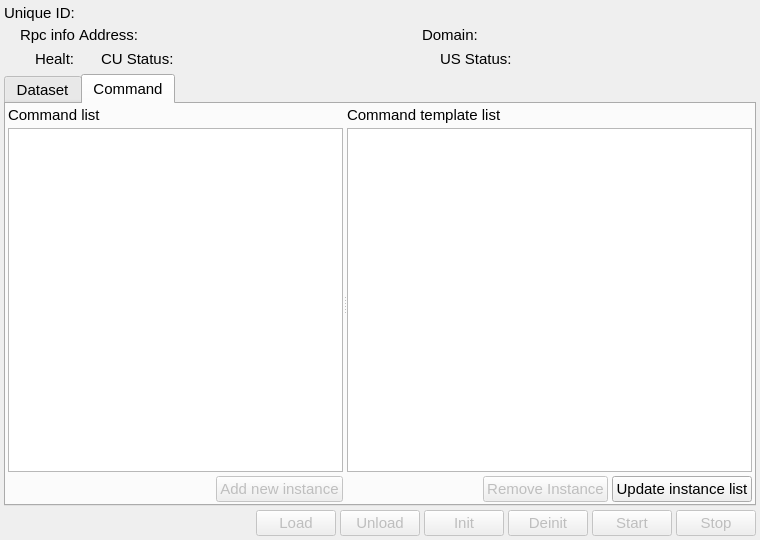
Before: the Qt Designer form ccs/node/control_unit/ControlUnitEditor.ui in bisegni/chaosframework, drawn with Qt 5.
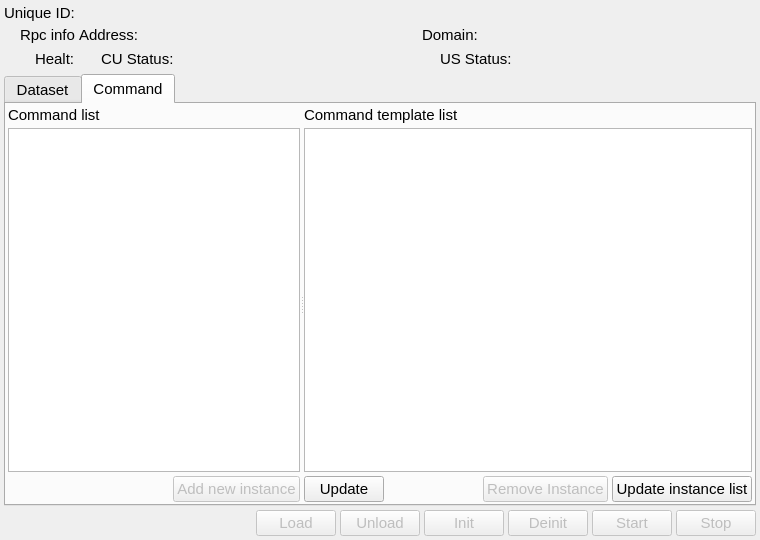
After: the same form once the commit is applied. The open tabs and pages were chosen to show the change. Custom widgets are drawn as their Qt base class.

Commit message: finalize the temaplte set api and implemented the search one, also the ccs as been adapted

Patch:
```diff
--- a/ccs/node/control_unit/ControlUnitEditor.ui
+++ b/ccs/node/control_unit/ControlUnitEditor.ui
@@ -599,6 +599,18 @@
              <property name="spacing">
               <number>4</number>
              </property>
+             <item>
+              <widget class="QPushButton" name="pushButtonUpdateTemaplteList">
+               <property name="font">
+                <font>
+                 <pointsize>11</pointsize>
+                </font>
+               </property>
+               <property name="text">
+                <string>Update</string>
+               </property>
+              </widget>
+             </item>
              <item>
               <spacer name="horizontalSpacer_3">
                <property name="orientation">
```
The commit also changes 40 other files.
